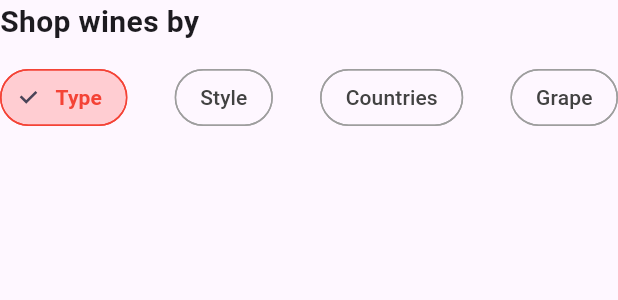
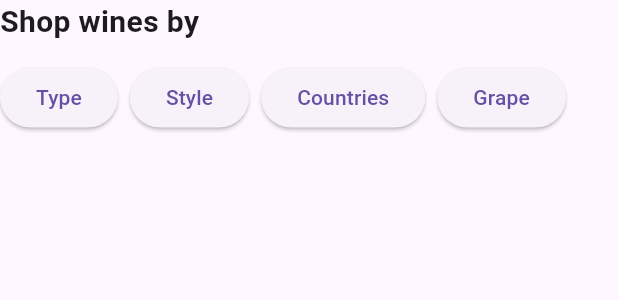
Before and after one commit to doesntmatter000/PAM1, a Flutter app: the WinesCategory widget shown alone on an empty page, opened directly, on a phone screen of 412 x 824 dp. Shown: the top 300 px of the screen. Run offline on Flutter 3.47's test engine with Material 3 defaults, Android fonts, the phone set to English and light mode, and no system bars; our stand-ins replace get.

Commit message:
First commit

```diff
--- a/lib/components/WinesCategory/wines_category.dart
+++ b/lib/components/WinesCategory/wines_category.dart
@@ -1,4 +1,7 @@
 import 'package:flutter/material.dart';
+import 'package:get/get.dart';
+
+import '../../getX/wines_controller.dart';
 
 class WinesCategory extends StatefulWidget {
   const WinesCategory({super.key});
@@ -8,95 +11,31 @@ class WinesCategory extends StatefulWidget {
 }
 
 class _WinesCategoryState extends State<WinesCategory> {
-  // Variable to store selected chip
-  String selectedChip = 'Type';
 
   @override
   Widget build(BuildContext context) {
+    final WineController wineController = Get.put(WineController());
+
     return Column(
       crossAxisAlignment: CrossAxisAlignment.start,
       children: [
-        const Text("Shop wines by", style: TextStyle(fontWeight: FontWeight.bold, fontSize: 20),),
-        const SizedBox(height: 12,),
-        Row(
-          mainAxisAlignment: MainAxisAlignment.spaceBetween,
-          children: [
-            ChoiceChip(
-              label: const Text('Type'),
-              selected: selectedChip == 'Type',
-              selectedColor: Colors.red[100],
-              labelStyle: TextStyle(
-                color: selectedChip == 'Type' ? Colors.red : Colors.grey[800],
-                fontWeight: FontWeight.bold,
-              ),
-              shape: const StadiumBorder(
-                side: BorderSide(color: Colors.red),
-              ),
-              onSelected: (bool isSelected) {
-                setState(() {
-                  selectedChip = 'Type';
-                });
+        const Text(
+          "Shop wines by",
+          style: TextStyle(fontWeight: FontWeight.bold, fontSize: 20),
+        ),
+        const SizedBox(height: 12),
+        Obx(() => Wrap(
+          spacing: 8.0,
+          runSpacing: 4.0,
+          children: wineController.wineCategories.map((wine) {
+            return ElevatedButton(
+              onPressed: () {
+                print("Selected category: ${wine.name}");
               },
-            ),
-            const SizedBox(width: 8),
-            ChoiceChip(
-              label: const Text('Style'),
-              selected: selectedChip == 'Style',
-              selectedColor: Colors.grey[200],
-              labelStyle: TextStyle(
-                color: selectedChip == 'Style'
-                    ? Colors.grey[800]
-                    : Colors.grey[800],
-              ),
-              shape: const StadiumBorder(
-                side: BorderSide(color: Colors.grey),
-              ),
-              onSelected: (bool isSelected) {
-                setState(() {
-                  selectedChip = 'Style';
-                });
-              },
-            ),
-            const SizedBox(width: 8),
-            ChoiceChip(
-              label: const Text('Countries'),
-              selected: selectedChip == 'Countries',
-              selectedColor: Colors.grey[200],
-              labelStyle: TextStyle(
-                color: selectedChip == 'Countries'
-                    ? Colors.grey[800]
-                    : Colors.grey[800],
-              ),
-              shape: const StadiumBorder(
-                side: BorderSide(color: Colors.grey),
-              ),
-              onSelected: (bool isSelected) {
-                setState(() {
-                  selectedChip = 'Countries';
-                });
-              },
-            ),
-            const SizedBox(width: 8),
-            ChoiceChip(
-              label: const Text('Grape'),
-              selected: selectedChip == 'Grape',
-              selectedColor: Colors.grey[200],
-              labelStyle: TextStyle(
-                color: selectedChip == 'Grape'
-                    ? Colors.grey[800]
-                    : Colors.grey[800],
-              ),
-              shape: const StadiumBorder(
-                side: BorderSide(color: Colors.grey),
-              ),
-              onSelected: (bool isSelected) {
-                setState(() {
-                  selectedChip = 'Grape';
-                });
-              },
-            ),
-          ],
-        )
+              child: Text(wine.name),
+            );
+          }).toList(),
+        )),
       ],
     );
   }
--- /dev/null
+++ b/lib/models/Wine/wine.dart
@@ -0,0 +1,34 @@
+class Wine {
+  final String name;
+  final String image;
+  final int criticScore;
+  final String bottleSize;
+  final double priceUsd;
+  final String type;
+  final String country;
+  final String city;
+
+  Wine({
+    required this.name,
+    required this.image,
+    required this.criticScore,
+    required this.bottleSize,
+    required this.priceUsd,
+    required this.type,
+    required this.country,
+    required this.city,
+  });
+
+  factory Wine.fromJson(Map<String, dynamic> json) {
+    return Wine(
+      name: json['name'],
+      image: json['image'],
+      criticScore: json['critic_score'],
+      bottleSize: json['bottle_size'],
+      priceUsd: json['price_usd'].toDouble(),
+      type: json['type'],
+      country: json['from']['country'],
+      city: json['from']['city'],
+    );
+  }
+}
--- /dev/null
+++ b/lib/models/WineCategory/wine_category.dart
@@ -0,0 +1,13 @@
+class WineCategory {
+  final String tag;
+  final String name;
+
+  WineCategory({required this.tag, required this.name});
+
+  factory WineCategory.fromJson(Map<String, dynamic> json) {
+    return WineCategory(
+      tag: json['tag'],
+      name: json['name'],
+    );
+  }
+}
```
Also changed, not shown: assets/JsonData/v3.json (added, +82 -0 lines), lib/components/Products/products.dart (+13 -60 lines), lib/getX/wines_controller.dart (added, +35 -0 lines), pubspec.yaml (+8 -29 lines), pubspec.lock.
